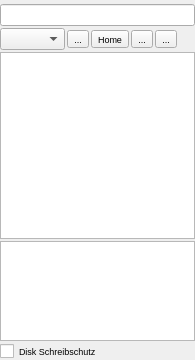
The window that src/widget_file_browse.ui (ThKattanek/emu64) describes before a commit, drawn with Qt 5.
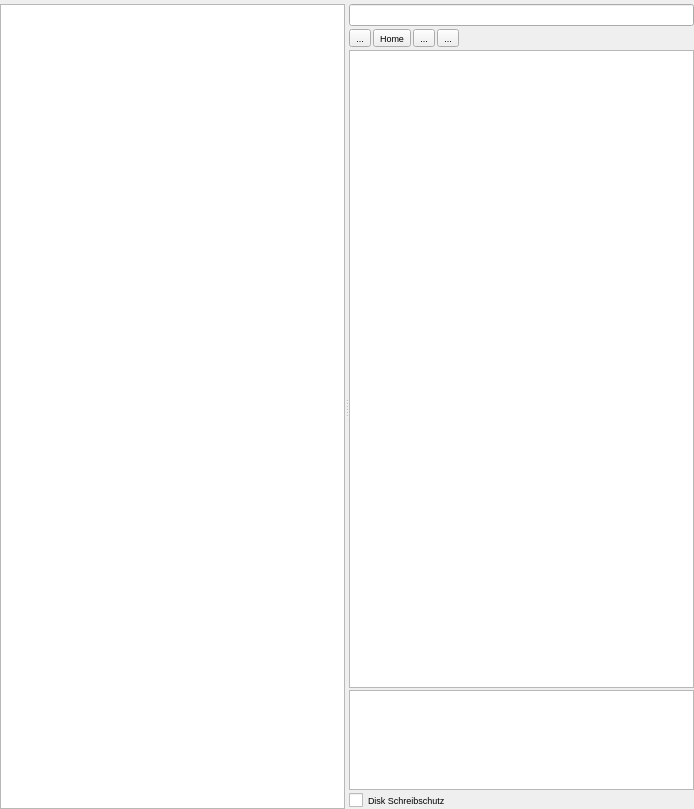
The same window after the commit. Icons and pictures are not drawn.

Commit message: NEW! FileBrowser: sidebar with global and per-window favorites, places and all drives incl. network drives (#325)

Diff of the .ui file:
```diff
--- a/src/widget_file_browse.ui
+++ b/src/widget_file_browse.ui
@@ -6,8 +6,8 @@
    <rect>
     <x>0</x>
     <y>0</y>
-    <width>195</width>
-    <height>360</height>
+    <width>694</width>
+    <height>809</height>
    </rect>
   </property>
   <property name="font">
@@ -36,6 +36,36 @@
     <number>0</number>
    </property>
    <item>
+    <widget class="QSplitter" name="splitter">
+     <property name="orientation">
+      <enum>Qt::Orientation::Horizontal</enum>
+     </property>
+     <property name="childrenCollapsible">
+      <bool>true</bool>
+     </property>
+     <widget class="QTreeWidget" name="sidebar">
+      <property name="contextMenuPolicy">
+       <enum>Qt::ContextMenuPolicy::CustomContextMenu</enum>
+      </property>
+      <property name="editTriggers">
+       <set>QAbstractItemView::EditTrigger::NoEditTriggers</set>
+      </property>
+      <property name="indentation">
+       <number>8</number>
+      </property>
+      <property name="rootIsDecorated">
+       <bool>false</bool>
+      </property>
+      <property name="headerHidden">
+       <bool>true</bool>
+      </property>
+      <column>
+       <property name="text">
+        <string notr="true">1</string>
+       </property>
+      </column>
+     </widget>
+     <widget class="QWidget" name="contentWidget">
     <layout class="QVBoxLayout" name="verticalLayout">
      <property name="spacing">
       <number>2</number>
@@ -55,9 +85,6 @@
      </item>
      <item>
       <layout class="QHBoxLayout" name="horizontalLayout_4">
-       <item>
-        <widget class="QComboBox" name="drive_list"/>
-       </item>
        <item>
         <widget class="QToolButton" name="to_parent">
          <property name="toolTip">
@@ -201,6 +228,8 @@
       </layout>
      </item>
     </layout>
+     </widget>
+    </widget>
    </item>
   </layout>
  </widget>
```
Left out of the diff: 4 changed lines with no effect on the pictures. Lines whose indentation alone changed are shown as unchanged. The commit also changes 9 other files.
